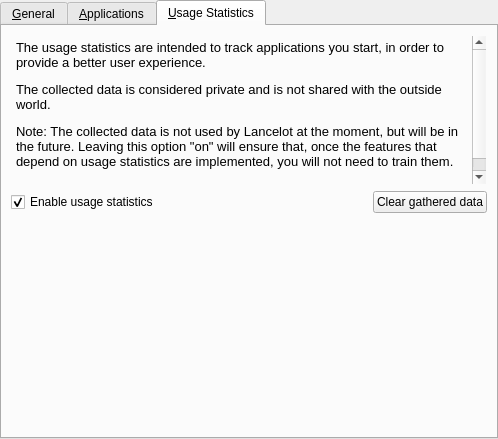
KDE/kdeplasma-addons, file applets/lancelot/application/ui/LancelotConfigBase.ui: the form before one commit.
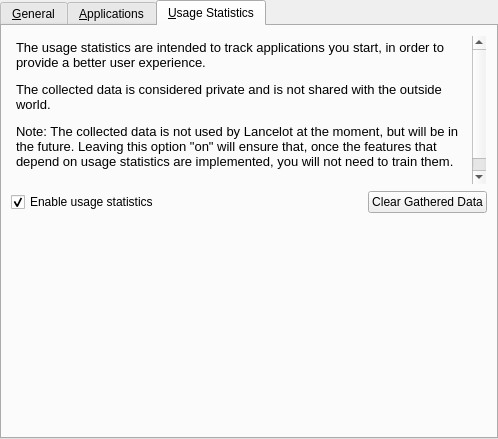
The form after the commit. The open tabs and pages were chosen to show the change. Custom widgets are drawn as their Qt base class.

```diff
--- a/applets/lancelot/application/ui/LancelotConfigBase.ui
+++ b/applets/lancelot/application/ui/LancelotConfigBase.ui
@@ -343,7 +343,7 @@
        <item row="1" column="1">
         <widget class="QPushButton" name="buttonUsageStatisticsClear">
          <property name="text">
-          <string>Clear gathered data</string>
+          <string>Clear Gathered Data</string>
          </property>
         </widget>
        </item>
```
